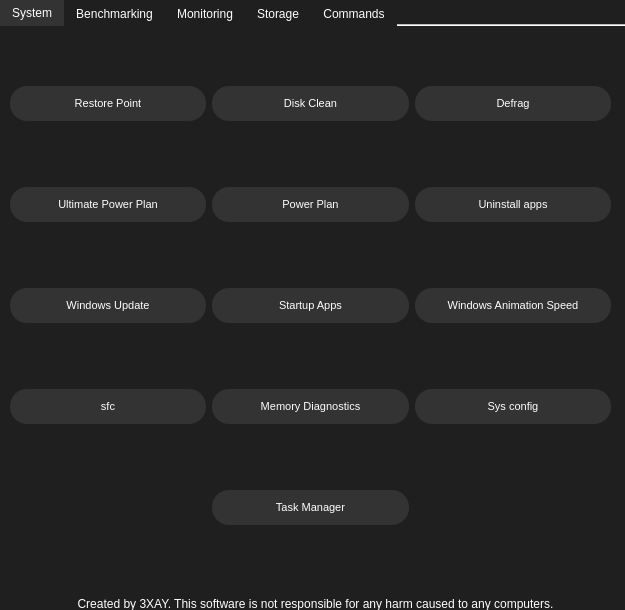
Old version of the form PC-UtilitiesGUI.ui in the repository 3XAY/PC-Utilities.
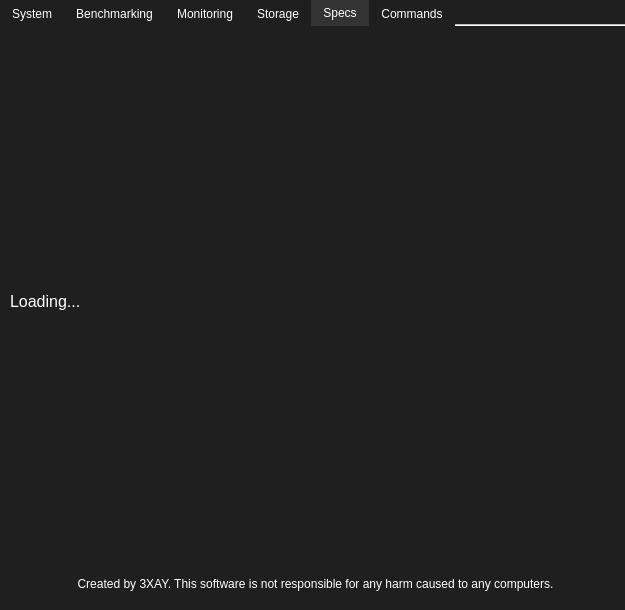
New version of the form.

Commit message: Add specs page Change everything to use subprocess

```diff
--- a/PC-UtilitiesGUI.ui
+++ b/PC-UtilitiesGUI.ui
@@ -311,7 +311,7 @@
 </string>
     </property>
     <property name="currentIndex">
-     <number>0</number>
+     <number>4</number>
     </property>
     <property name="documentMode">
      <bool>true</bool>
@@ -844,7 +844,7 @@
       <property name="geometry">
        <rect>
         <x>40</x>
-        <y>570</y>
+        <y>550</y>
         <width>551</width>
         <height>16</height>
        </rect>
@@ -1457,6 +1457,62 @@
        </item>
       </layout>
      </widget>
+     <zorder>gridLayoutWidget_5</zorder>
+     <zorder>warning_5</zorder>
+    </widget>
+    <widget class="QWidget" name="specs">
+     <property name="styleSheet">
+      <string notr="true">background-color: #1f1f1f;
+border: none;
+</string>
+     </property>
+     <attribute name="title">
+      <string>Specs</string>
+     </attribute>
+     <widget class="QLabel" name="sysSpecsLabel">
+      <property name="geometry">
+       <rect>
+        <x>10</x>
+        <y>20</y>
+        <width>581</width>
+        <height>511</height>
+       </rect>
+      </property>
+      <property name="font">
+       <font>
+        <pointsize>12</pointsize>
+       </font>
+      </property>
+      <property name="styleSheet">
+       <string notr="true">color: white;</string>
+      </property>
+      <property name="text">
+       <string>Loading...</string>
+      </property>
+     </widget>
+     <widget class="QLabel" name="warning_6">
+      <property name="geometry">
+       <rect>
+        <x>40</x>
+        <y>550</y>
+        <width>551</width>
+        <height>16</height>
+       </rect>
+      </property>
+      <property name="styleSheet">
+       <string notr="true">color: white;
+</string>
+      </property>
+      <property name="text">
+       <string>Created by 3XAY. This software is not responsible for any harm caused to any computers.</string>
+      </property>
+      <property name="scaledContents">
+       <bool>false</bool>
+      </property>
+      <property name="alignment">
+       <set>Qt::AlignCenter</set>
+      </property>
+     </widget>
     </widget>
     <widget class="QWidget" name="cmdTab">
      <property name="styleSheet">
```
Left out of the diff: 29 changed lines with no effect on the pictures. The commit also changes 2 other files.
